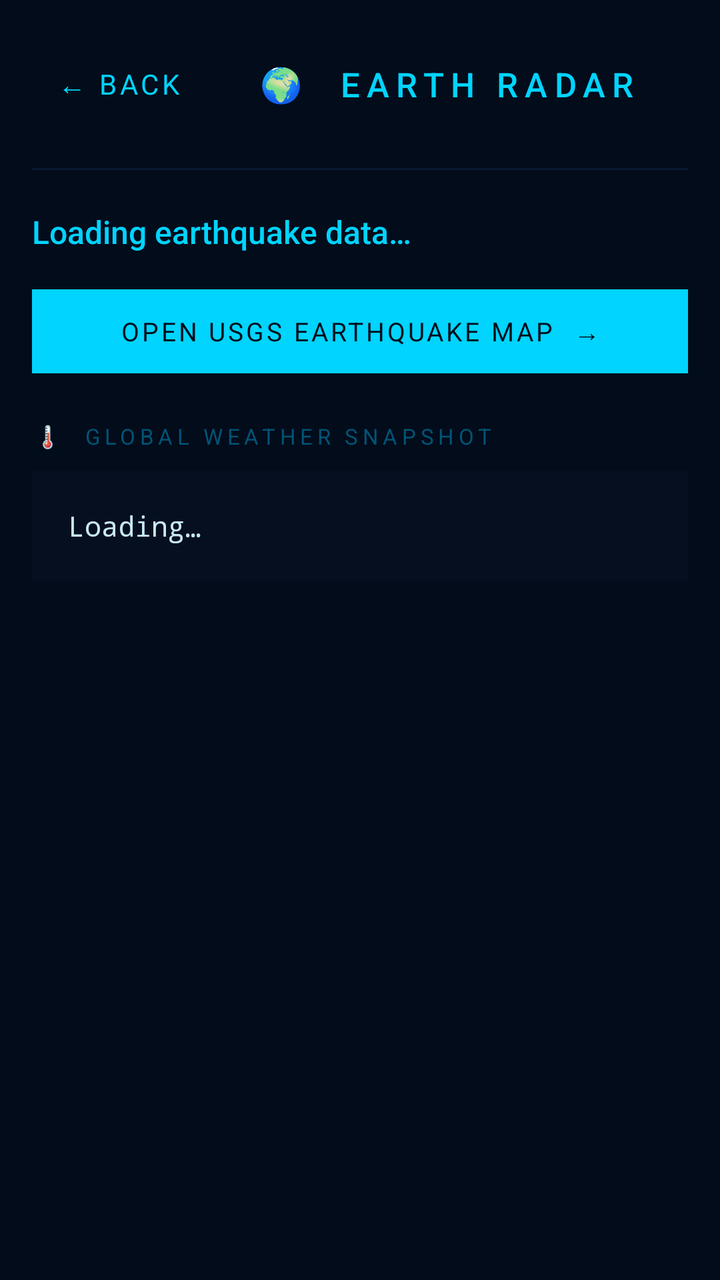
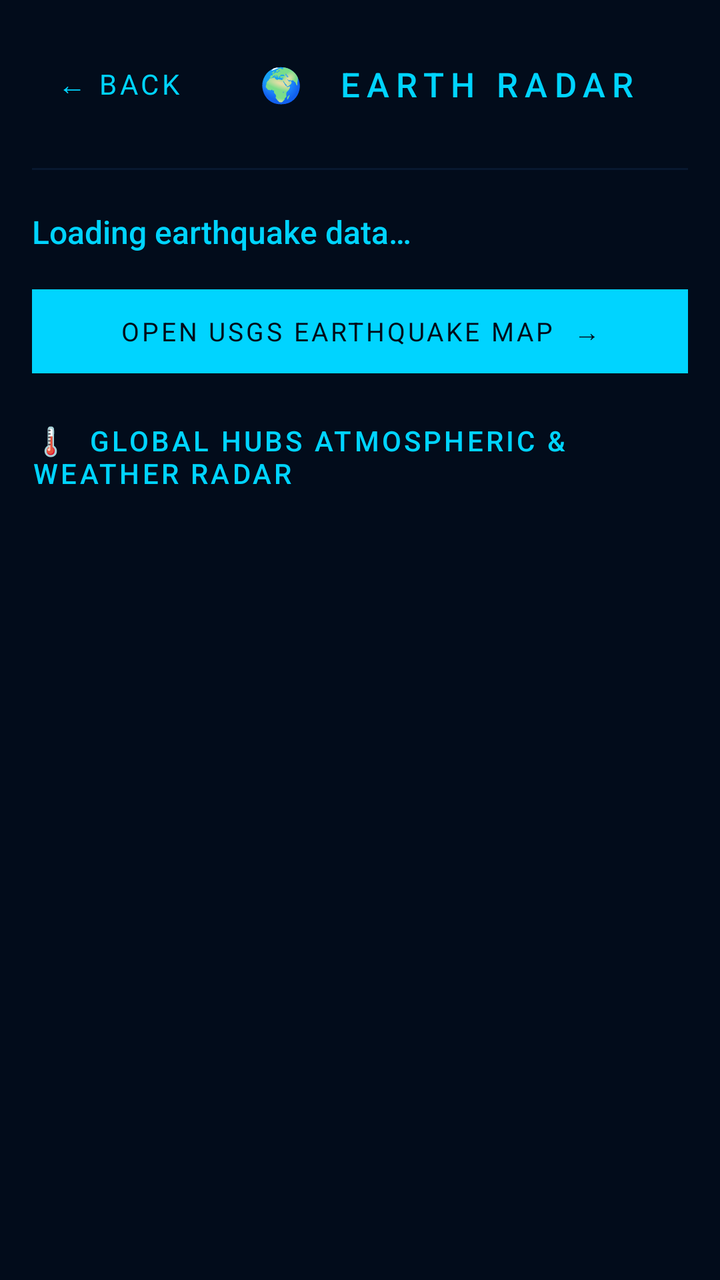

The first picture is an Android layout as it rendered before a commit; the second is the same layout after the commit. The layout source and the unified diff follow.
<!-- AndroidManifest.xml: activity theme Theme.Jarvis -->
<!-- res/layout/activity_earth_radar.xml -->
<?xml version="1.0" encoding="utf-8"?>
<androidx.core.widget.NestedScrollView
    xmlns:android="http://schemas.android.com/apk/res/android"
    android:layout_width="match_parent"
    android:layout_height="match_parent"
    android:background="#020C1B"
    android:fillViewport="true">

    <LinearLayout
        android:layout_width="match_parent"
        android:layout_height="wrap_content"
        android:orientation="vertical"
        android:padding="16dp">

        
        <LinearLayout android:layout_width="match_parent" android:layout_height="52dp"
            android:orientation="horizontal" android:gravity="center_vertical"
            android:layout_marginBottom="16dp">

            <TextView android:id="@+id/btn_radar_back"
                android:layout_width="wrap_content" android:layout_height="wrap_content"
                android:text="← BACK" android:textColor="#00D4FF" android:textSize="14sp"
                android:letterSpacing="0.12" android:paddingHorizontal="12dp" android:paddingVertical="8dp"
                android:clickable="true" android:focusable="true"/>

            <TextView android:layout_width="0dp" android:layout_height="wrap_content"
                android:layout_weight="1" android:text="🌍  EARTH RADAR"
                android:textColor="#00D4FF" android:textSize="17sp" android:letterSpacing="0.2"
                android:gravity="center" android:fontFamily="sans-serif-medium"/>

            <ProgressBar android:id="@+id/radar_progress"
                android:layout_width="20dp" android:layout_height="20dp"
                android:indeterminate="true" android:indeterminateTint="#00D4FF"
                android:visibility="gone"/>
        </LinearLayout>

        <View android:layout_width="match_parent" android:layout_height="1dp"
            android:background="#081830" android:layout_marginBottom="20dp"/>

        
        <TextView android:id="@+id/tv_quake_header"
            android:layout_width="wrap_content" android:layout_height="wrap_content"
            android:text="Loading earthquake data…" android:textColor="#00D4FF"
            android:textSize="16sp" android:fontFamily="sans-serif-medium"
            android:layout_marginBottom="10dp"/>

        <LinearLayout android:id="@+id/quake_container"
            android:layout_width="match_parent" android:layout_height="wrap_content"
            android:orientation="vertical" android:layout_marginBottom="8dp"/>

        <TextView android:id="@+id/btn_usgs"
            android:layout_width="match_parent" android:layout_height="wrap_content"
            android:text="OPEN USGS EARTHQUAKE MAP  →"
            android:textColor="#020C1B" android:textSize="13sp" android:letterSpacing="0.1"
            android:gravity="center" android:background="#00D4FF"
            android:paddingVertical="12dp" android:clickable="true" android:focusable="true"
            android:layout_marginBottom="24dp"/>

        
        <TextView android:layout_width="wrap_content" android:layout_height="wrap_content"
            android:text="🌡  GLOBAL WEATHER SNAPSHOT" android:textColor="#005577"
            android:textSize="11sp" android:letterSpacing="0.2" android:layout_marginBottom="10dp"/>

        <LinearLayout android:layout_width="match_parent" android:layout_height="wrap_content"
            android:orientation="vertical" android:background="#050F20" android:padding="18dp">

            <TextView android:id="@+id/tv_weather_result"
                android:layout_width="wrap_content" android:layout_height="wrap_content"
                android:text="Loading…" android:textColor="#c8e8f8"
                android:textSize="14sp" android:fontFamily="monospace"
                android:lineSpacingMultiplier="1.9"/>
        </LinearLayout>

    </LinearLayout>
</androidx.core.widget.NestedScrollView>
<!-- resources referenced by this layout -->
<resources>
  <style name="Theme.Jarvis" parent="Theme.AppCompat.NoActionBar">
          <item name="android:windowBackground">#070d1a</item>
          <item name="android:statusBarColor">#070d1a</item>
          <item name="android:navigationBarColor">#070d1a</item>
          <item name="android:windowFullscreen">true</item>
          <item name="colorPrimary">#3b82f6</item>
          <item name="colorPrimaryDark">#1d4ed8</item>
          <item name="colorAccent">#3b82f6</item>
      </style>
</resources>

<!-- the commit's change to res/layout/activity_earth_radar.xml (unified diff, before → after) -->
@@ -58,17 +58,23 @@
 
         
         <TextView android:layout_width="wrap_content" android:layout_height="wrap_content"
-            android:text="🌡  GLOBAL WEATHER SNAPSHOT" android:textColor="#005577"
-            android:textSize="11sp" android:letterSpacing="0.2" android:layout_marginBottom="10dp"/>
+            android:text="🌡  GLOBAL HUBS ATMOSPHERIC &amp; WEATHER RADAR" android:textColor="#00D4FF"
+            android:textSize="14sp" android:letterSpacing="0.1" android:fontFamily="sans-serif-medium"
+            android:layout_marginBottom="10dp"/>
+
+        <LinearLayout android:id="@+id/cities_container"
+            android:layout_width="match_parent" android:layout_height="wrap_content"
+            android:orientation="vertical" android:layout_marginBottom="24dp"/>
 
         <LinearLayout android:layout_width="match_parent" android:layout_height="wrap_content"
-            android:orientation="vertical" android:background="#050F20" android:padding="18dp">
+            android:orientation="vertical" android:background="#050F20" android:padding="14dp"
+            android:visibility="gone">
 
             <TextView android:id="@+id/tv_weather_result"
                 android:layout_width="wrap_content" android:layout_height="wrap_content"
                 android:text="Loading…" android:textColor="#c8e8f8"
-                android:textSize="14sp" android:fontFamily="monospace"
-                android:lineSpacingMultiplier="1.9"/>
+                android:textSize="13sp" android:fontFamily="monospace"
+                android:lineSpacingMultiplier="1.6"/>
         </LinearLayout>
 
     </LinearLayout>
